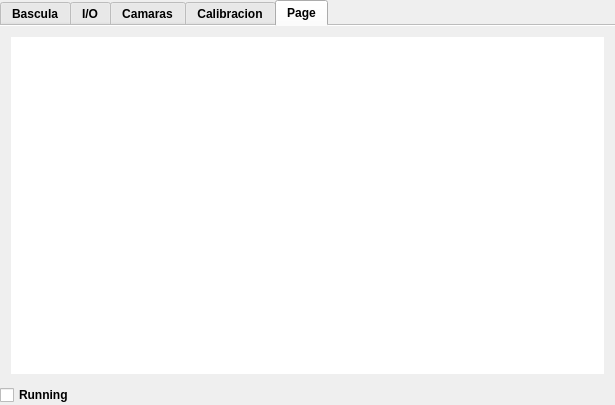
Qt form nqtrucksserver/Configuracion/Configuracion.ui (sunsiz/nQTrucks) before a commit.
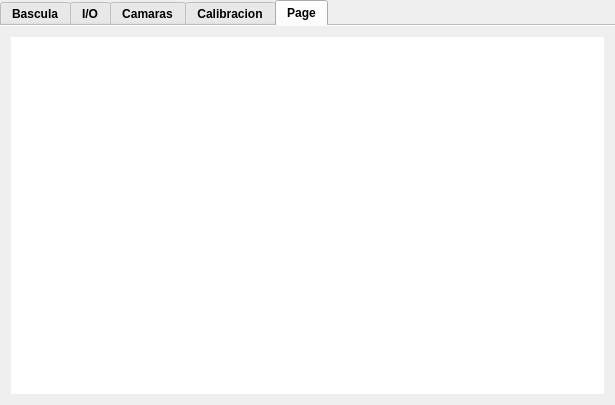
The same form after that commit. Icons and pictures are not drawn.

What changed in the file:
```diff
--- a/nqtrucksserver/Configuracion/Configuracion.ui
+++ b/nqtrucksserver/Configuracion/Configuracion.ui
@@ -1634,13 +1634,6 @@
      </item>
     </layout>
    </item>
-   <item row="1" column="0">
-    <widget class="QCheckBox" name="runningCheckBox">
-     <property name="text">
-      <string>Running</string>
-     </property>
-    </widget>
-   </item>
   </layout>
  </widget>
  <layoutdefault spacing="6" margin="11"/>
```
